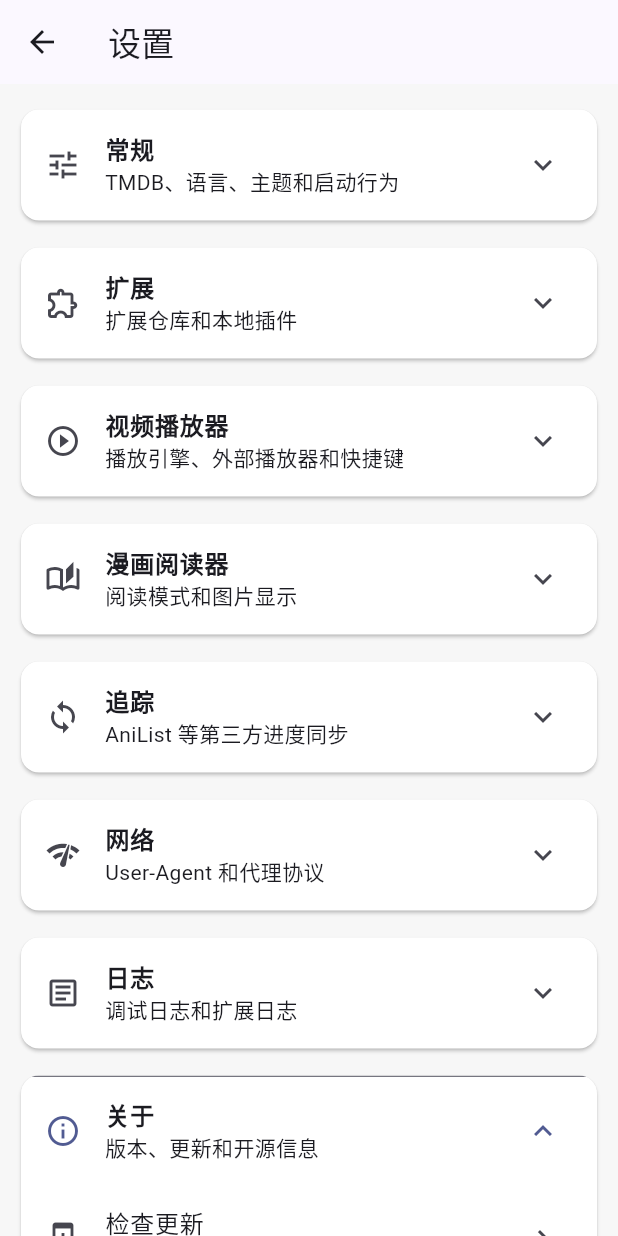
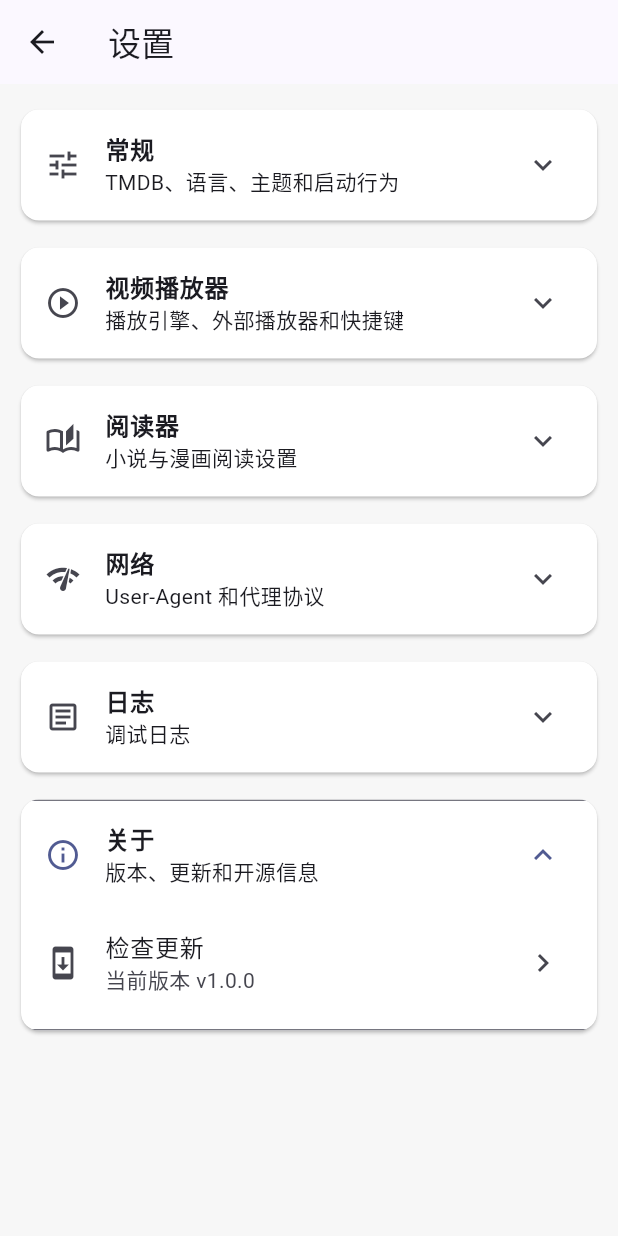
Before and after one commit to 1462316579/Aggregate, a Flutter app: the SettingsPage screen opened directly, on a phone screen of 412 x 824 dp. Run offline on Flutter 3.47's test engine with Material 3 defaults, Android fonts, the phone set to English and light mode, and no system bars; our stand-ins replace audioplayers, shared_preferences, video_player; accounts and stored records are empty.

Commit message:
fix: 删除设置中的扩展追踪和多余日志项

```diff
--- a/lib/screens/settings/settings_page.dart
+++ b/lib/screens/settings/settings_page.dart
@@ -20,7 +20,6 @@ class _SettingsPageState extends State<SettingsPage> {
   bool _autoPlay = true;
   bool _rememberPosition = true;
   bool _hardwareDecode = true;
-  bool _tracking = false;
   bool _saveLog = false;
   String _language = '简体中文';
   String _theme = '跟随系统';
@@ -67,21 +66,10 @@ class _SettingsPageState extends State<SettingsPage> {
                 setState(() => _autoCheckUpdate = v);
                 AppConfig.setAutoCheckUpdate(v);
               }),
-              _switchTile('显示成人内容', '允许扩展返回成人内容', _nsfw, (v) {
+              _switchTile('显示成人内容', '允许显示成人内容', _nsfw, (v) {
                 setState(() => _nsfw = v);
                 AppConfig.setNsfw(v);
               }),
-            ],
-          ),
-          _expandGroup(
-            icon: Icons.extension_outlined,
-            title: '扩展',
-            subtitle: '扩展仓库和本地插件',
-            children: <Widget>[
-              _inputTile('扩展仓库地址', '在插件页管理仓库', () => _toast('请到“插件”页的“扩展仓库”管理')),
-              _itemTile(Icons.extension, '已安装插件', '打开插件中心编辑、调试和删除插件', () => _toast('请点击底部“插件”页面')),
-              _itemTile(Icons.upload_file, '导入源配置', 'TVBox / HongXi JSON', _importSources),
-              _itemTile(Icons.download, '导出源配置', '复制当前源配置', _exportSources),
             ],
           ),
           _expandGroup(
@@ -98,22 +86,13 @@ class _SettingsPageState extends State<SettingsPage> {
           ),
           _expandGroup(
             icon: Icons.auto_stories_outlined,
-            title: '漫画阅读器',
-            subtitle: '阅读模式和图片显示',
+            title: '阅读器',
+            subtitle: '小说与漫画阅读设置',
             children: <Widget>[
-              _radioTile('默认阅读模式', _readerMode, <String>['标准', '从右到左', 'Webtoon'], (v) => setState(() => _readerMode = v)),
+              _radioTile('默认阅读模式', _readerMode, <String>['标准', '左右', '上下'], (v) => setState(() => _readerMode = v)),
               _switchTile('预加载下一页', '提前加载下一张图片', true, (_) {}),
               _radioTile('图片适应', '宽度', <String>['宽度', '高度', '原图'], (_) {}),
               _radioTile('音量键翻页', '启用', <String>['启用', '禁用'], (_) {}),
-            ],
-          ),
-          _expandGroup(
-            icon: Icons.sync,
-            title: '追踪',
-            subtitle: 'AniList 等第三方进度同步',
-            children: <Widget>[
-              _switchTile('自动追踪', '自动同步观看和阅读进度', _tracking, (v) => setState(() => _tracking = v)),
-              _itemTile(Icons.account_circle_outlined, 'AniList', '账号和同步设置', () => _toast('AniList 配置入口')),
             ],
           ),
           _expandGroup(
@@ -129,11 +108,10 @@ class _SettingsPageState extends State<SettingsPage> {
           _expandGroup(
             icon: Icons.article_outlined,
             title: '日志',
-            subtitle: '调试日志和扩展日志',
+            subtitle: '调试日志',
             children: <Widget>[
               _switchTile('保存日志', '保存应用运行日志', _saveLog, (v) => setState(() => _saveLog = v)),
               _itemTile(Icons.ios_share, '导出日志', '${_logs.length} 条日志', () => _toast('日志导出入口')),
-              _switchTile('扩展日志', '显示扩展执行日志', true, (_) {}),
               _itemTile(Icons.delete_sweep_outlined, '清除日志', '删除本地日志', () { setState(() => _logs.clear()); _toast('日志已清除'); }),
             ],
           ),
@@ -144,9 +122,6 @@ class _SettingsPageState extends State<SettingsPage> {
             initiallyExpanded: true,
             children: <Widget>[
               _itemTile(Icons.system_update, '检查更新', '当前版本 v1.0.0', () => _toast('当前已是最新版本')),
-              const ListTile(title: Text('宏曦聚合'), subtitle: Text('Miru 风格多媒体聚合应用')),
-              const ListTile(title: Text('包名'), subtitle: Text('juhe.homes.app2026')),
-              const ListTile(title: Text('许可'), subtitle: Text('开源项目，遵循仓库许可证')),
             ],
           ),
           const SizedBox(height: 24),
```
